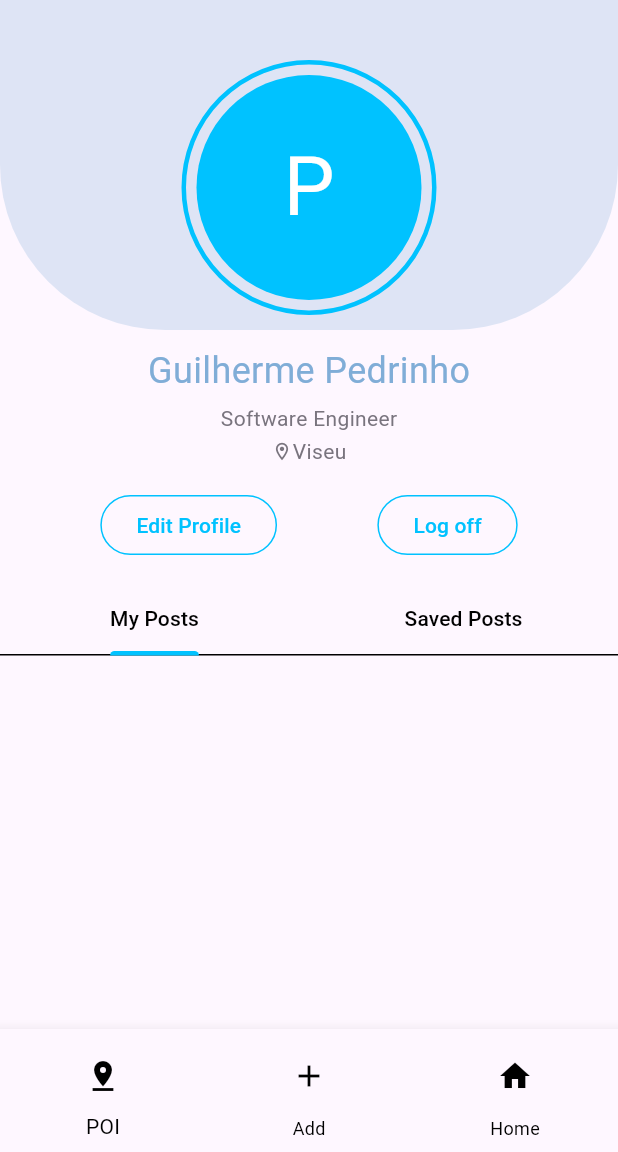
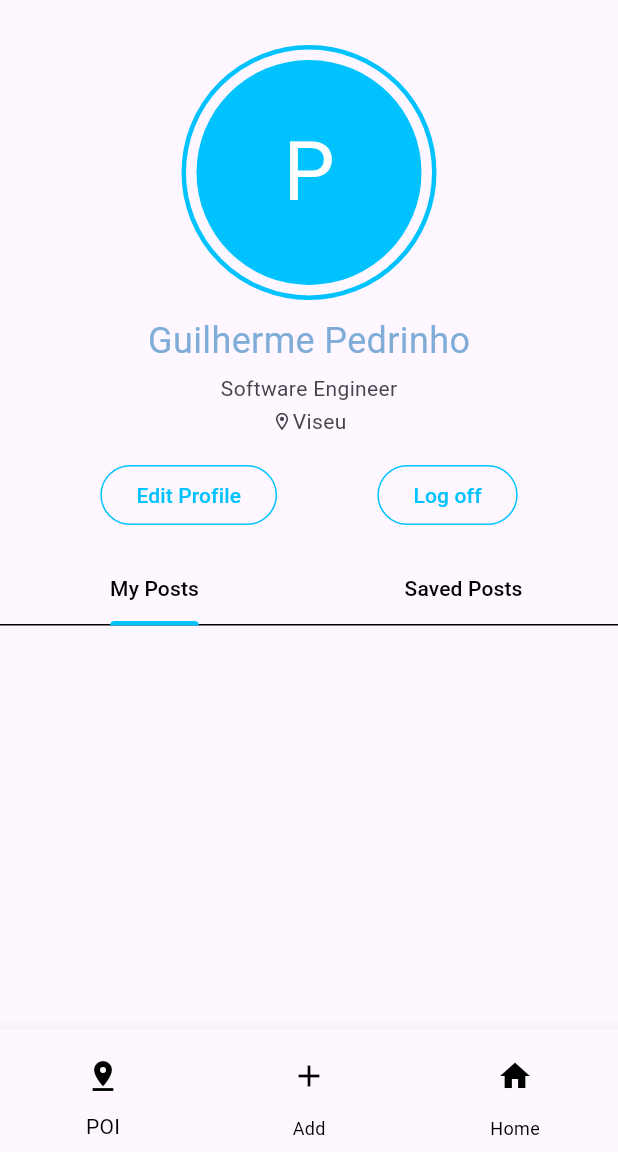
Before and after one commit to WildKoala23/Softshares, a Flutter app: the MyProfile screen opened by its route, on a phone screen of 412 x 824 dp, the part 84-1236 px from its top. Run offline on Flutter 3.47's test engine with Material 3 defaults, Android fonts, the phone set to English and light mode, and no system bars; our stand-ins replace table_calendar; missing offline and left inert: dev_icons.

Commit message:
updated colorScheme

```diff
--- a/lib/Pages/MyProfile.dart
+++ b/lib/Pages/MyProfile.dart
@@ -15,14 +15,16 @@ class MyProfile extends StatefulWidget {
 
 class _MyHomePageState extends State<MyProfile> {
   //Placeholder User for testing
-  User user = User('Guilherme', 'Pedrinho', 'Software Engineer', 'Viseu', "email@example.com", 23, 09, 2001);
+  User user = User('Guilherme', 'Pedrinho', 'Software Engineer', 'Viseu',
+      "email@example.com", 23, 09, 2001);
 
-  void rightCallback(context){
+  void rightCallback(context) {
     print('settings');
   }
 
   @override
   Widget build(BuildContext context) {
+    final colorScheme = Theme.of(context).colorScheme;
     return Scaffold(
       appBar: MyAppBar(
         iconR: const Icon(Icons.settings),
@@ -31,23 +33,23 @@ class _MyHomePageState extends State<MyProfile> {
       ),
       body: Column(
         children: [
-          profilePicture(),
+          profilePicture(colorScheme),
           const SizedBox(
             height: 10,
           ),
-          userInfo(),
+          userInfo(colorScheme),
           const SizedBox(
             height: 15,
           ),
-          actionBtns(),
+          actionBtns(colorScheme),
           const SizedBox(
             height: 15,
           ),
-          const DefaultTabController(
+          DefaultTabController(
               length: 2,
               child: TabBar(
                 labelColor: Colors.black,
-                indicatorColor: Color(0xff00C2FF),
+                indicatorColor: colorScheme.secondary,
                 splashFactory: NoSplash.splashFactory,
                 tabs: [
                   Tab(
@@ -67,7 +69,7 @@ class _MyHomePageState extends State<MyProfile> {
     );
   }
 
-  Row actionBtns() {
+  Row actionBtns(ColorScheme colorScheme) {
     return Row(
       mainAxisAlignment: MainAxisAlignment.spaceEvenly,
       children: [
@@ -78,10 +80,11 @@ class _MyHomePageState extends State<MyProfile> {
             style: ButtonStyle(
                 elevation: MaterialStateProperty.all(0),
                 backgroundColor: MaterialStateProperty.all(Colors.transparent),
-                foregroundColor: MaterialStateProperty.all(Color(0xff00C2FF)),
+                foregroundColor:
+                    MaterialStateProperty.all(colorScheme.secondary),
                 shape: MaterialStateProperty.all(RoundedRectangleBorder(
                     borderRadius: BorderRadius.circular(20),
-                    side: const BorderSide(color: Color(0xff00C2FF))))),
+                    side: BorderSide(color: colorScheme.secondary)))),
             child: const Text('Edit Profile')),
         ElevatedButton(
             onPressed: () {
@@ -90,28 +93,29 @@ class _MyHomePageState extends State<MyProfile> {
             style: ButtonStyle(
                 elevation: MaterialStateProperty.all(0),
                 backgroundColor: MaterialStateProperty.all(Colors.transparent),
-                foregroundColor: MaterialStateProperty.all(Color(0xff00C2FF)),
+                foregroundColor:
+                    MaterialStateProperty.all(colorScheme.secondary),
                 shape: MaterialStateProperty.all(RoundedRectangleBorder(
                     borderRadius: BorderRadius.circular(20),
-                    side: const BorderSide(color: Color(0xff00C2FF))))),
+                    side: BorderSide(color: colorScheme.secondary)))),
             child: const Text('Log off')),
       ],
     );
   }
 
-  Column userInfo() {
+  Column userInfo(ColorScheme colorScheme) {
     return Column(
       children: [
         Text(
           '${user.firstname} ${user.lastName}',
-          style: const TextStyle(fontSize: 24, color: Color(0xff80ADD7)),
+          style: TextStyle(fontSize: 24, color: colorScheme.primary),
         ),
         const SizedBox(
           height: 5,
         ),
         Text(
           user.job,
-          style: const TextStyle(fontSize: 14, color: Color(0xff79747E)),
+          style: TextStyle(fontSize: 14, color: colorScheme.onTertiary),
         ),
         const SizedBox(
           height: 2,
@@ -119,14 +123,14 @@ class _MyHomePageState extends State<MyProfile> {
         Row(
           mainAxisAlignment: MainAxisAlignment.center,
           children: [
-            const Icon(
+            Icon(
               Icons.location_on_outlined,
               size: 14,
-              color: Color(0xff79747E),
+              color: colorScheme.onTertiary,
             ),
             Text(
               user.location,
-              style: const TextStyle(fontSize: 14, color: Color(0xff79747E)),
+              style: TextStyle(fontSize: 14, color: colorScheme.onTertiary),
             )
           ],
         )
@@ -134,21 +138,15 @@ class _MyHomePageState extends State<MyProfile> {
     );
   }
 
-  Container profilePicture() {
+  Container profilePicture(ColorScheme colorScheme) {
     return Container(
-      height: 220,
-      decoration: const BoxDecoration(
-          color: Color(0x4080ADD7),
-          borderRadius: BorderRadius.only(
-              bottomLeft: Radius.circular(110),
-              bottomRight: Radius.circular(110))),
       child: Center(
         child: Container(
           margin: const EdgeInsets.only(top: 30),
           height: 170,
           width: 170,
           decoration: BoxDecoration(
-              border: Border.all(color: Color(0xff00C2FF), width: 3),
+              border: Border.all(color: colorScheme.secondary, width: 3),
               borderRadius: BorderRadius.circular(95)),
           child: Center(
             child: Container(
@@ -156,11 +154,12 @@ class _MyHomePageState extends State<MyProfile> {
                 width: 150,
                 decoration: BoxDecoration(
                     borderRadius: BorderRadius.circular(75),
-                    color: Color(0xff00C2FF)),
+                    color: colorScheme.secondary),
                 child: Center(
                   child: Text(
                     user.lastName[0],
-                    style: TextStyle(fontSize: 54, color: Colors.white),
+                    style:
+                        TextStyle(fontSize: 54, color: colorScheme.onPrimary),
                   ),
                 )),
           ),
--- a/lib/main.dart
+++ b/lib/main.dart
@@ -78,7 +78,7 @@ class MyApp extends StatelessWidget {
       theme: ThemeData(
           brightness: Brightness.light, colorScheme: lightColorScheme),
       debugShowCheckedModeBanner: false,
-      initialRoute: '/home',
+      initialRoute: '/Login',
       routes: routes,
       home: const MyHomePage(),
     );
```
Also changed, not shown: lib/Pages/login.dart (+15 -16 lines). Lines whose indentation alone changed are shown as unchanged.
